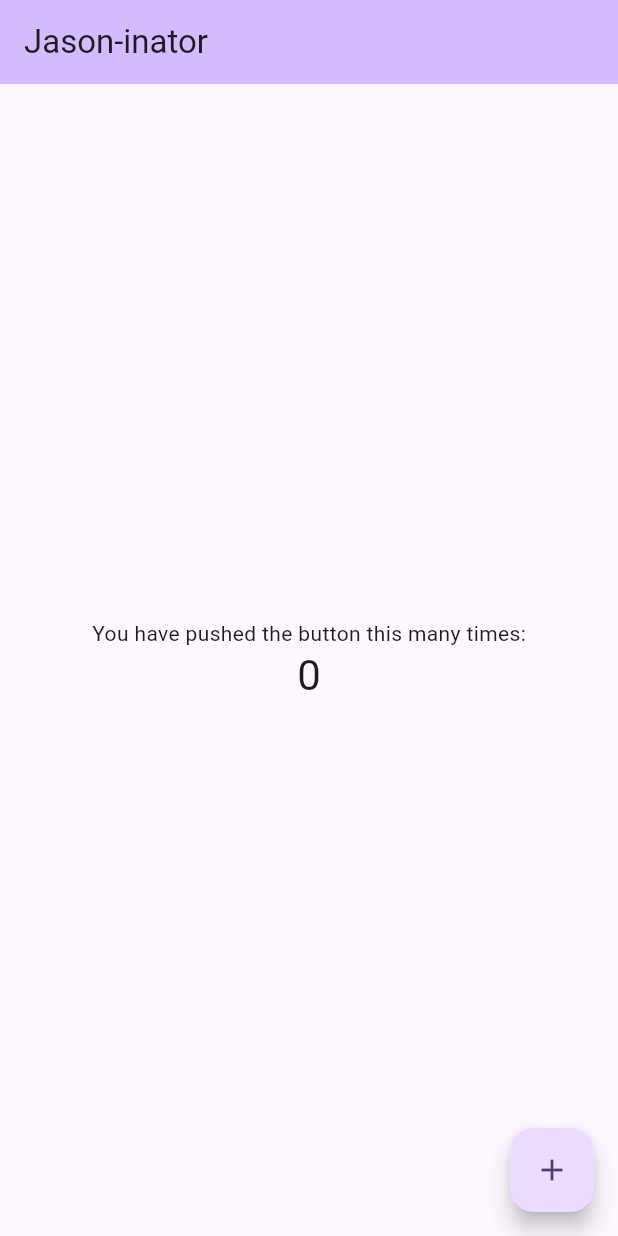
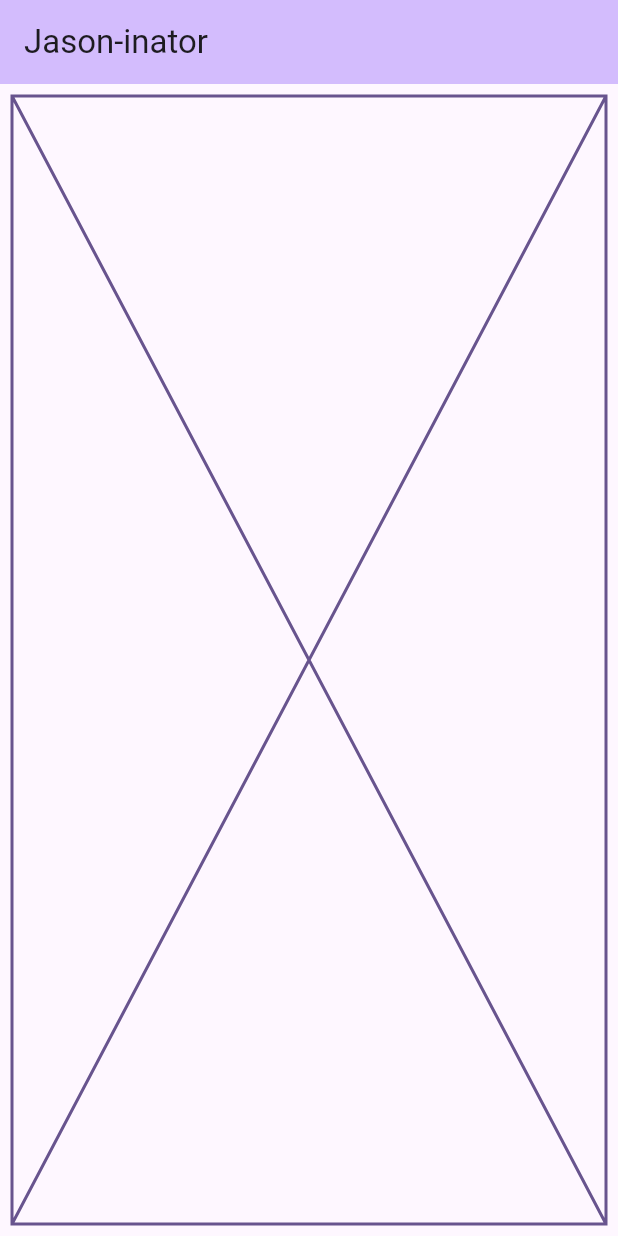
Before and after one commit to anadreau/json_inator, a Flutter app: the screen it shows after launch, on a phone screen of 412 x 824 dp. Run offline on Flutter 3.47's test engine with Material 2 defaults, Android fonts, the phone set to English and light mode, and no system bars.

Commit message:
Placeholder replaced junk from counter widget.

```diff
--- a/lib/main.dart
+++ b/lib/main.dart
@@ -39,14 +39,6 @@ class MyHomePage extends StatefulWidget {
 }
 
 class _MyHomePageState extends State<MyHomePage> {
-  int _counter = 0;
-
-  void _incrementCounter() {
-    setState(() {
-      _counter++;
-    });
-  }
-
   @override
   Widget build(BuildContext context) {
     return Scaffold(
@@ -72,21 +64,18 @@ class _MyHomePageState extends State<MyHomePage> {
           // action in the IDE, or press "p" in the console), to see the
           // wireframe for each widget.
           mainAxisAlignment: MainAxisAlignment.center,
+          mainAxisSize: MainAxisSize.min,
           children: <Widget>[
-            const Text(
-              'You have pushed the button this many times:',
-            ),
-            Text(
-              '$_counter',
-              style: Theme.of(context).textTheme.headlineMedium,
-            ),
+            Flexible(
+                flex: 1,
+                child: Padding(
+                  padding: const EdgeInsets.all(8.0),
+                  child: Placeholder(
+                    color: Theme.of(context).colorScheme.primary,
+                  ),
+                )),
           ],
         ),
-      ),
-      floatingActionButton: FloatingActionButton(
-        onPressed: _incrementCounter,
-        tooltip: 'Increment',
-        child: const Icon(Icons.add),
       ),
     );
   }
```
